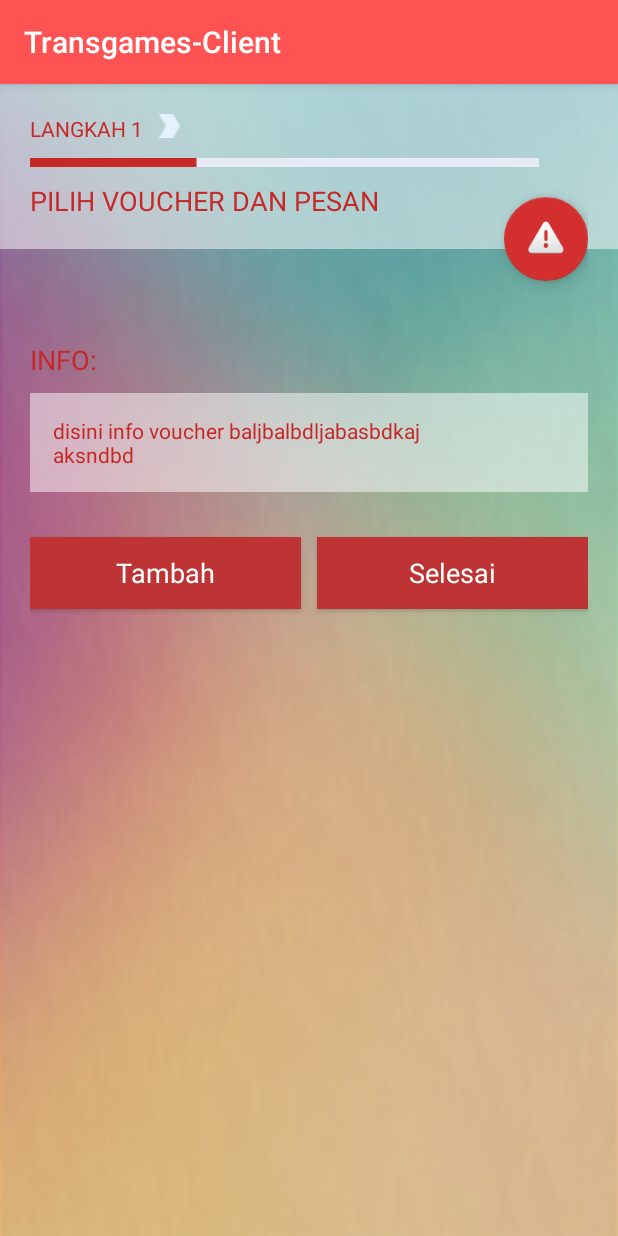
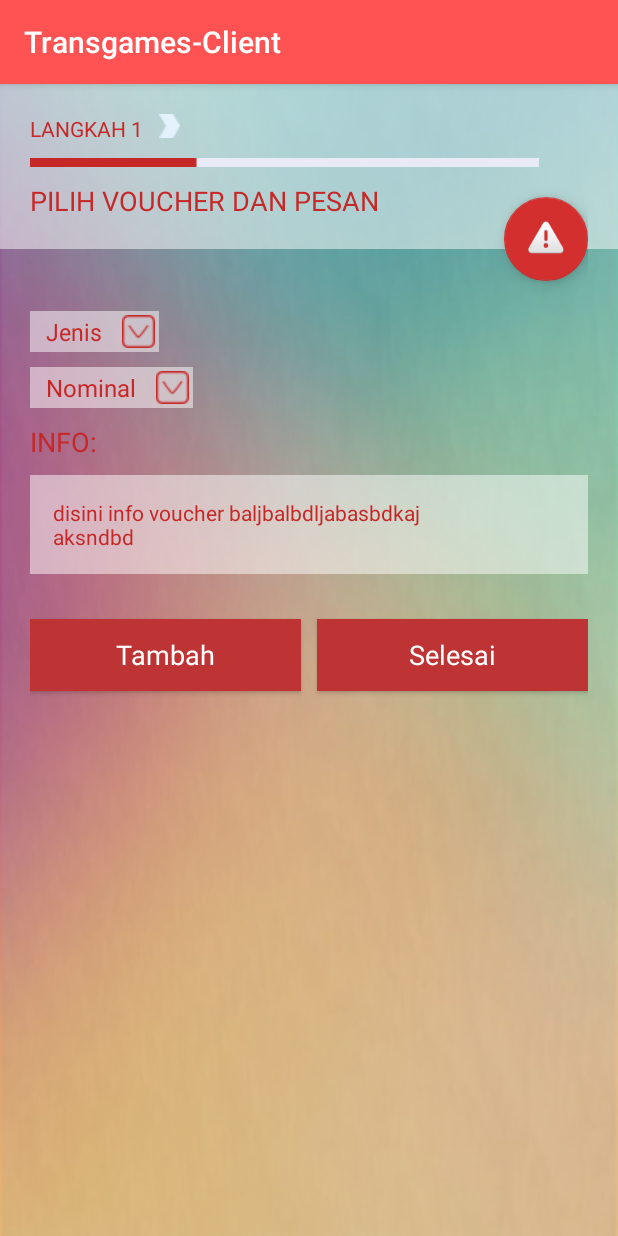
Before and after one commit to derrysd/Pit-Games_Client, an Android app: the Voucher_1 screen opened directly, with no data from a screen before it, on a phone screen of 412 x 824 dp. Run offline under Robolectric (Android 15) with nearby library versions, the phone set to English and light mode, and no system bars.

Commit message:
customizing spinner style

```diff
--- a/app/src/main/java/xanctuary/transgames_client/Voucher_1.java
+++ b/app/src/main/java/xanctuary/transgames_client/Voucher_1.java
@@ -9,5 +9,6 @@ public class Voucher_1 extends AppCompatActivity {
     protected void onCreate(Bundle savedInstanceState) {
         super.onCreate(savedInstanceState);
         setContentView(R.layout.activity_voucher_1);
+
     }
 }
--- /dev/null
+++ b/app/src/main/res/drawable/spinner_bg.xml
@@ -0,0 +1,19 @@
+<?xml version="1.0" encoding="utf-8"?>
+<selector xmlns:android="http://schemas.android.com/apk/res/android">
+    <item>
+        <layer-list>
+
+            <item>
+                <shape>
+                    <gradient android:angle="90" android:endColor="@color/text_background" android:startColor="@color/text_background" android:type="linear"/>
+                    <padding android:bottom="3dp" android:right="3dp"  android:left="3dp" android:top="3dp"/>
+                </shape>
+            </item>
+
+            <item>
+                <bitmap android:gravity="end"  android:src="@drawable/dropdown"/>
+            </item>
+
+        </layer-list>
+    </item>
+</selector>
--- a/app/src/main/res/layout/activity_voucher_1.xml
+++ b/app/src/main/res/layout/activity_voucher_1.xml
@@ -1,11 +1,11 @@
 <?xml version="1.0" encoding="utf-8"?>
 <RelativeLayout xmlns:android="http://schemas.android.com/apk/res/android"
     xmlns:tools="http://schemas.android.com/tools"
+    xmlns:app="http://schemas.android.com/apk/res-auto"
     android:layout_width="match_parent"
     android:layout_height="match_parent"
     android:background="@drawable/background2"
-    tools:context="xanctuary.transgames_client.Voucher_1"
-    >
+    tools:context="xanctuary.transgames_client.Voucher_1">
 
     <!--stepbar-->
     <RelativeLayout
@@ -62,27 +62,33 @@
             android:layout_alignParentRight="true"
             android:layout_alignParentEnd="true"
             android:layout_marginTop="55dp"
-            android:id="@+id/view" />
+            android:id="@+id/view"/>
 
         <Spinner
             android:layout_width="wrap_content"
             android:layout_height="wrap_content"
             android:id="@+id/jenis"
             android:layout_below="@+id/view"
-            android:layout_centerInParent="true"
             android:layout_marginTop="20dp"
-            android:background="@color/text_background"
-            android:spinnerMode="dropdown" />
+            android:spinnerMode="dropdown"
+            android:prompt="@string/prompt_jenis"
+            android:entries="@array/entriesJenis"
+            android:paddingRight="30dp"
+            style="@style/spinner_style"
+            />
 
         <Spinner
             android:layout_width="wrap_content"
             android:layout_height="wrap_content"
             android:id="@+id/nominal"
             android:layout_below="@id/jenis"
-            android:layout_centerInParent="true"
             android:layout_marginTop="10dp"
-            android:background="@color/text_background"
-            android:spinnerMode="dropdown" />
+            android:spinnerMode="dropdown"
+            android:prompt="@string/prompt_nominal"
+            android:entries="@array/entriesNominal"
+            android:paddingRight="30dp"
+            style="@style/spinner_style"
+            />
 
         <TextView
             android:layout_width="wrap_content"
@@ -142,7 +148,5 @@
             android:layout_marginTop="30dp"
             android:layout_marginLeft="5dp"
             style="@style/ButtonTheme"/>
-
-
     </RelativeLayout>
 </RelativeLayout>
--- a/app/src/main/res/values/colors.xml
+++ b/app/src/main/res/values/colors.xml
@@ -8,5 +8,5 @@
     <color name="ripple_color">#c5d32f2f</color>
     <color name="text_background">#80ffffff</color>
     <color name="button_color">#ffbe3333</color>
-    <color name="teks_color">#c62828</color>
+    <color name="teks_color">#ffc62828</color>
 </resources>
--- a/app/src/main/res/values/strings.xml
+++ b/app/src/main/res/values/strings.xml
@@ -1,3 +1,21 @@
 <resources>
     <string name="app_name">Transgames-Client</string>
+    <string-array name="entriesJenis">
+        <item>Jenis</item>
+        <item>Data 1</item>
+        <item>Data 2</item>
+        <item>Data 3</item>
+        <item>Data 4</item>
+        <item>Data 5</item>
+    </string-array>
+    <string-array name="entriesNominal">
+        <item>Nominal</item>
+        <item>Data 1</item>
+        <item>Data 2</item>
+        <item>Data 3</item>
+        <item>Data 4</item>
+        <item>Data 5</item>
+    </string-array>
+    <string name="prompt_jenis">Jenis</string>
+    <string name="prompt_nominal">Nominal</string>
 </resources>
--- a/app/src/main/res/values/styles.xml
+++ b/app/src/main/res/values/styles.xml
@@ -18,4 +18,8 @@
         <item name="android:textColor">@android:color/white</item>
         <item name="android:background">@color/button_color</item>
     </style>
+
+    <style name="spinner_style" parent="AppTheme">
+        <item name="android:background">@drawable/spinner_bg</item>
+    </style>
 </resources>
```
Also changed, not shown: app/src/main/res/drawable/dropdown.png (added).
